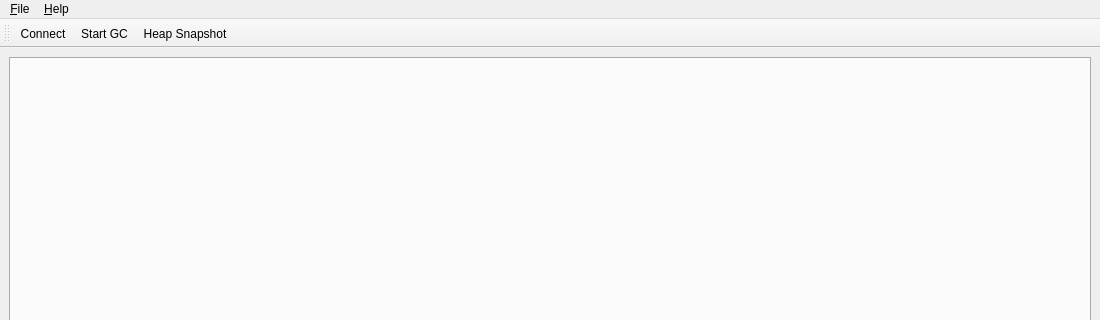
Above: rbkit-lib/rbkitmainwindow.ui from codemancers/rbkit-client before the change; both pictures show x 0 to 1100 and y 0 to 320 of the 1100 by 830 pixel window. Below: the same form after it.
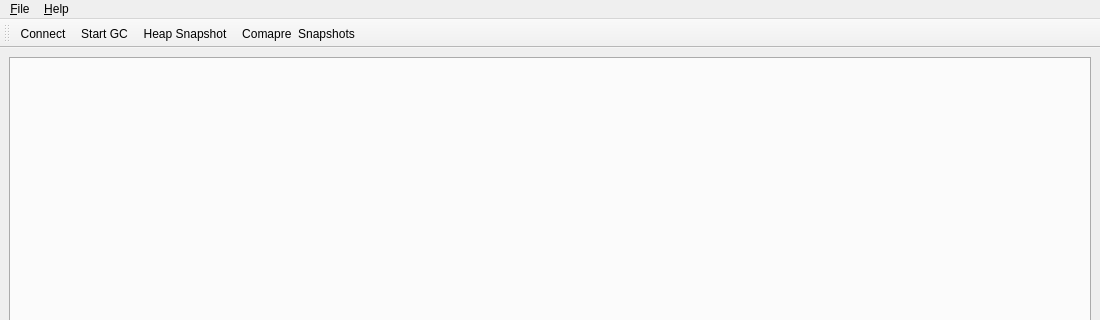
That is the form after the change.

Commit message: Implement the action in UI

What changed in the file:
```diff
--- a/rbkit-lib/rbkitmainwindow.ui
+++ b/rbkit-lib/rbkitmainwindow.ui
@@ -76,6 +76,7 @@
    <addaction name="action_Connect"/>
    <addaction name="action_Trigger_GC"/>
    <addaction name="actionHeap_Snapshot"/>
+   <addaction name="actionComapre_Heapsnapshots"/>
   </widget>
   <action name="action_Connect">
    <property name="text">
@@ -105,6 +106,14 @@
     <string>Record heapsnapshot</string>
    </property>
   </action>
+  <action name="actionComapre_Heapsnapshots">
+   <property name="text">
+    <string>Comapre  Snapshots</string>
+   </property>
+   <property name="toolTip">
+    <string>Comapre Heapsnpshot</string>
+   </property>
+  </action>
  </widget>
  <resources/>
  <connections/>
```
The commit also changes 3 other files.
